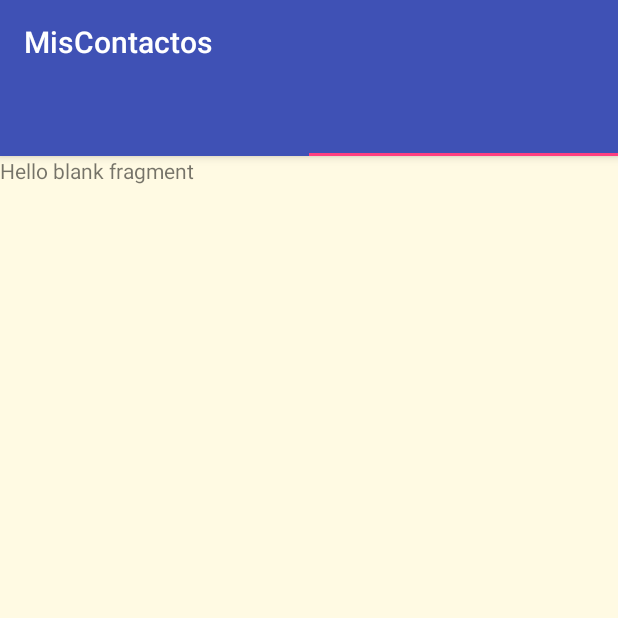
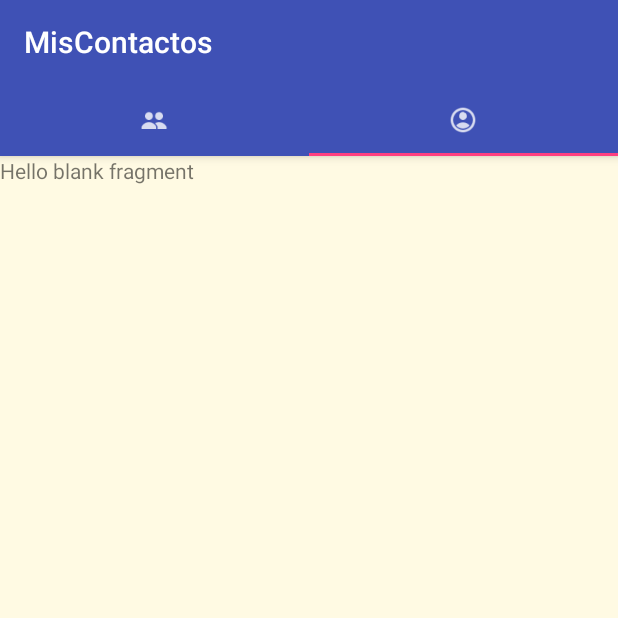
Before and after one commit to ser61/udemi_contactos, an Android app: the screen it shows after launch (MainActivity), tab 2 chosen, on a phone screen of 412 x 824 dp, the top half of it. Run offline under Robolectric (Android 15) with nearby library versions, the phone set to English and light mode, and no system bars.

Commit message:
agregando iconos a los tabs

```diff
--- a/app/src/main/java/com/weiser/sergio_w/miscontactos/MainActivity.java
+++ b/app/src/main/java/com/weiser/sergio_w/miscontactos/MainActivity.java
@@ -19,9 +19,7 @@ import java.util.ArrayList;
 
 public class MainActivity extends AppCompatActivity {
 
-    private ArrayList<Contacto> contactos;
     private ListView lvLista;
-    private RecyclerView rvLista;
     private Toolbar tvToolbar;
     private TabLayout tlTab;
     private ViewPager vpPage;
@@ -36,12 +34,7 @@ public class MainActivity extends AppCompatActivity {
         this.vpPage = (ViewPager) findViewById(R.id.vpPage);
 
         setUpViewPager();
-        /*this.rvLista = (RecyclerView) findViewById(R.id.rvLista);
-        LinearLayoutManager llm = new LinearLayoutManager(this);
-        llm.setOrientation(LinearLayoutManager.VERTICAL);
-        this.rvLista.setLayoutManager(llm);
-        iniciarLista();
-        iniciarAdapter();*/
+
 
         if (tvToolbar != null) {
             setSupportActionBar(tvToolbar);
@@ -58,19 +51,8 @@ public class MainActivity extends AppCompatActivity {
     private void setUpViewPager() {
         vpPage.setAdapter(new PageAdaptor(getSupportFragmentManager(), agregarFraments()));
         tlTab.setupWithViewPager(vpPage);
-    }
 
-    public void iniciarAdapter() {
-        ContactoAdapter contactoAdapter = new ContactoAdapter(contactos, this);
-        this.rvLista.setAdapter(contactoAdapter);
-    }
-
-    public void iniciarLista() {
-        this.contactos = new ArrayList<>();
-        contactos.add(new Contacto("Sergio", "45789568", "sergio@gmail.com", R.drawable.user1));
-        contactos.add(new Contacto("Dennis", "12459678", "denis@yahoo.es", R.drawable.user2));
-        contactos.add(new Contacto("Sebastian", "7458912", "sebastian@yahoo.es", R.drawable.user3));
-        contactos.add(new Contacto("Sandra", "754187", "sandra@yahoo.es", R.drawable.user1));
-        contactos.add(new Contacto("Guido", "712459", "guido@yahoo.es", R.drawable.user2));
+        tlTab.getTabAt(0).setIcon(R.drawable.ic_contacs);
+        tlTab.getTabAt(1).setIcon(R.drawable.ic_profile);
     }
 }
--- a/app/src/main/java/com/weiser/sergio_w/miscontactos/fragment/RecyclerViewFragment.java
+++ b/app/src/main/java/com/weiser/sergio_w/miscontactos/fragment/RecyclerViewFragment.java
@@ -3,15 +3,23 @@ package com.weiser.sergio_w.miscontactos.fragment;
 
 import android.os.Bundle;
 import android.support.v4.app.Fragment;
+import android.support.v7.widget.LinearLayoutManager;
+import android.support.v7.widget.RecyclerView;
 import android.view.LayoutInflater;
 import android.view.View;
 import android.view.ViewGroup;
 
 import com.weiser.sergio_w.miscontactos.R;
+import com.weiser.sergio_w.miscontactos.adapter.ContactoAdapter;
+import com.weiser.sergio_w.miscontactos.pojo.Contacto;
+
+import java.util.ArrayList;
 
 
 public class RecyclerViewFragment extends Fragment {
 
+    private ArrayList<Contacto> contactos;
+    private RecyclerView rvLista;
 
     public RecyclerViewFragment() {
         // Required empty public constructor
@@ -20,7 +28,28 @@ public class RecyclerViewFragment extends Fragment {
     @Override
     public View onCreateView(LayoutInflater inflater, ViewGroup container,Bundle savedInstanceState) {
         View v = inflater.inflate(R.layout.fragment_recycler_view, container, false);
+
+        this.rvLista = (RecyclerView) v.findViewById(R.id.rvLista);
+        LinearLayoutManager llm = new LinearLayoutManager(getActivity());
+        llm.setOrientation(LinearLayoutManager.VERTICAL);
+        this.rvLista.setLayoutManager(llm);
+        iniciarLista();
+        iniciarAdapter();
+
         return v;
     }
 
+    public void iniciarAdapter() {
+        ContactoAdapter contactoAdapter = new ContactoAdapter(contactos, getActivity());
+        this.rvLista.setAdapter(contactoAdapter);
+    }
+
+    public void iniciarLista() {
+        this.contactos = new ArrayList<>();
+        contactos.add(new Contacto("Sergio", "45789568", "sergio@gmail.com", R.drawable.user1));
+        contactos.add(new Contacto("Dennis", "12459678", "denis@yahoo.es", R.drawable.user2));
+        contactos.add(new Contacto("Sebastian", "7458912", "sebastian@yahoo.es", R.drawable.user3));
+        contactos.add(new Contacto("Sandra", "754187", "sandra@yahoo.es", R.drawable.user1));
+        contactos.add(new Contacto("Guido", "712459", "guido@yahoo.es", R.drawable.user2));
+    }
 }
```
Also changed, not shown: app/src/main/res/drawable-hdpi/ic_contacs.png (added), app/src/main/res/drawable-hdpi/ic_profile.png (added), app/src/main/res/drawable-mdpi/ic_contacs.png (added), app/src/main/res/drawable-mdpi/ic_profile.png (added), app/src/main/res/drawable-xhdpi/ic_contacs.png (added), app/src/main/res/drawable-xhdpi/ic_profile.png (added), app/src/main/res/drawable-xxhdpi/ic_contacs.png (added), app/src/main/res/drawable-xxhdpi/ic_profile.png (added).
